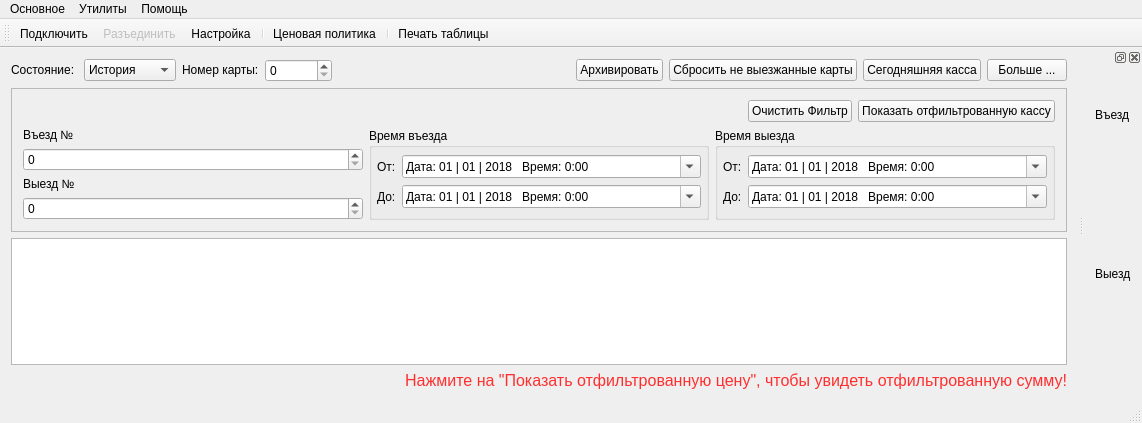
Qt form Client/mainwindow.ui (Baxulio/ParkingAS) before a commit.
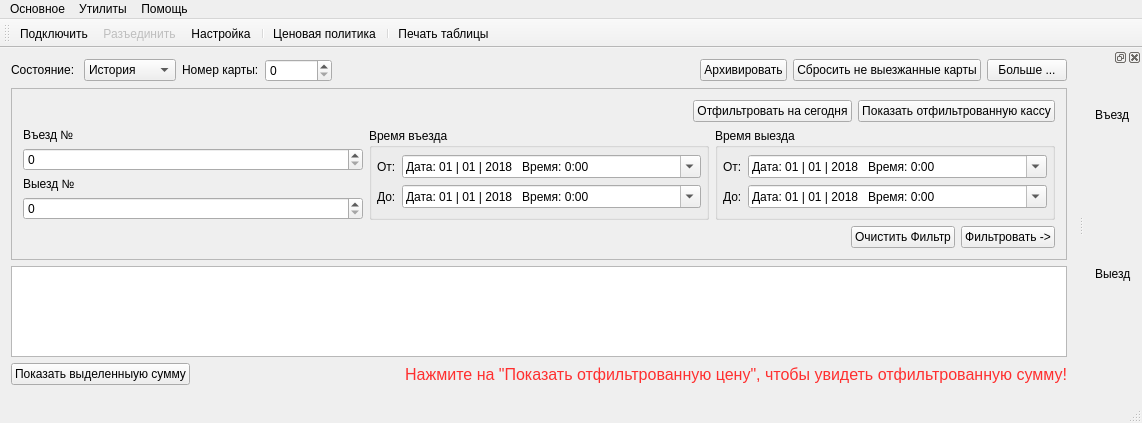
The same form after that commit. Icons and pictures are not drawn.

What changed in the file:
```diff
--- a/Client/mainwindow.ui
+++ b/Client/mainwindow.ui
@@ -118,17 +118,6 @@
         </property>
        </widget>
       </item>
-      <item>
-       <widget class="QPushButton" name="total_price_for_today_but">
-        <property name="text">
-         <string>Сегодняшняя касса</string>
-        </property>
-        <property name="icon">
-         <iconset resource="clientresources.qrc">
-          <normaloff>:/images/money.png</normaloff>:/images/money.png</iconset>
-        </property>
-       </widget>
-      </item>
       <item>
        <widget class="QPushButton" name="show_advanced_button">
         <property name="text">
@@ -169,9 +158,9 @@
           </spacer>
          </item>
          <item>
-          <widget class="QPushButton" name="clear_button">
+          <widget class="QPushButton" name="total_price_for_today_but">
            <property name="text">
-            <string>Очистить Фильтр</string>
+            <string>Отфильтровать на сегодня</string>
            </property>
            <property name="icon">
             <iconset resource="clientresources.qrc">
@@ -466,6 +455,41 @@
          </item>
         </layout>
        </item>
+       <item>
+        <layout class="QHBoxLayout" name="horizontalLayout_9">
+         <item>
+          <spacer name="horizontalSpacer_3">
+           <property name="orientation">
+            <enum>Qt::Horizontal</enum>
+           </property>
+           <property name="sizeHint" stdset="0">
+            <size>
+             <width>717</width>
+             <height>17</height>
+            </size>
+           </property>
+          </spacer>
+         </item>
+         <item>
+          <widget class="QPushButton" name="clear_button">
+           <property name="text">
+            <string>Очистить Фильтр</string>
+           </property>
+           <property name="icon">
+            <iconset resource="clientresources.qrc">
+             <normaloff>:/images/clear.png</normaloff>:/images/clear.png</iconset>
+           </property>
+          </widget>
+         </item>
+         <item>
+          <widget class="QPushButton" name="filterButton">
+           <property name="text">
+            <string>Фильтровать -&gt;</string>
+           </property>
+          </widget>
+         </item>
+        </layout>
+       </item>
       </layout>
      </widget>
     </item>
@@ -504,6 +528,28 @@
      </widget>
     </item>
     <item>
+     <layout class="QHBoxLayout" name="horizontalLayout_8">
+      <property name="bottomMargin">
+       <number>5</number>
+      </property>
+      <item>
+       <widget class="QPushButton" name="selected_price">
+        <property name="sizePolicy">
+         <sizepolicy hsizetype="Maximum" vsizetype="Fixed">
+          <horstretch>0</horstretch>
+          <verstretch>0</verstretch>
+         </sizepolicy>
+        </property>
+        <property name="text">
+         <string>Показать выделенныую сумму</string>
+        </property>
+        <property name="icon">
+         <iconset resource="clientresources.qrc">
+          <normaloff>:/images/money.png</normaloff>:/images/money.png</iconset>
+        </property>
+       </widget>
+      </item>
+      <item>
      <widget class="QLabel" name="total_sum_label">
       <property name="font">
        <font>
@@ -522,6 +568,8 @@
      </widget>
     </item>
    </layout>
+    </item>
+   </layout>
   </widget>
   <widget class="QMenuBar" name="menuBar">
    <property name="geometry">
```
Left out of the diff: 20 changed lines with no effect on the pictures. Lines whose indentation alone changed are shown as unchanged.
